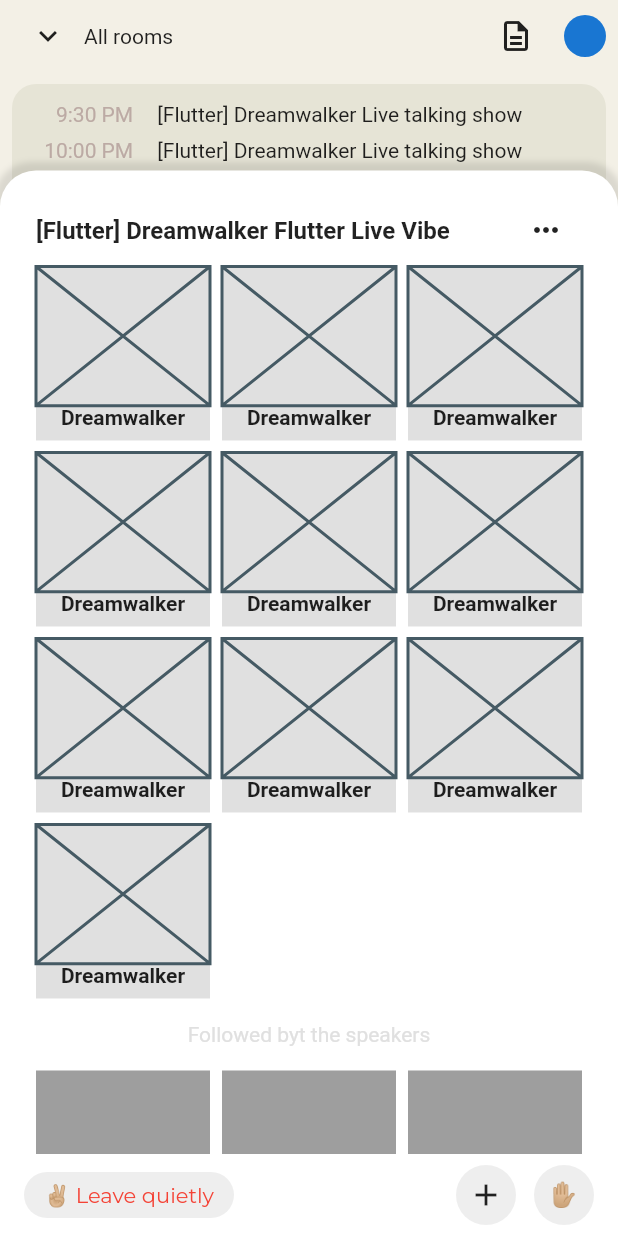
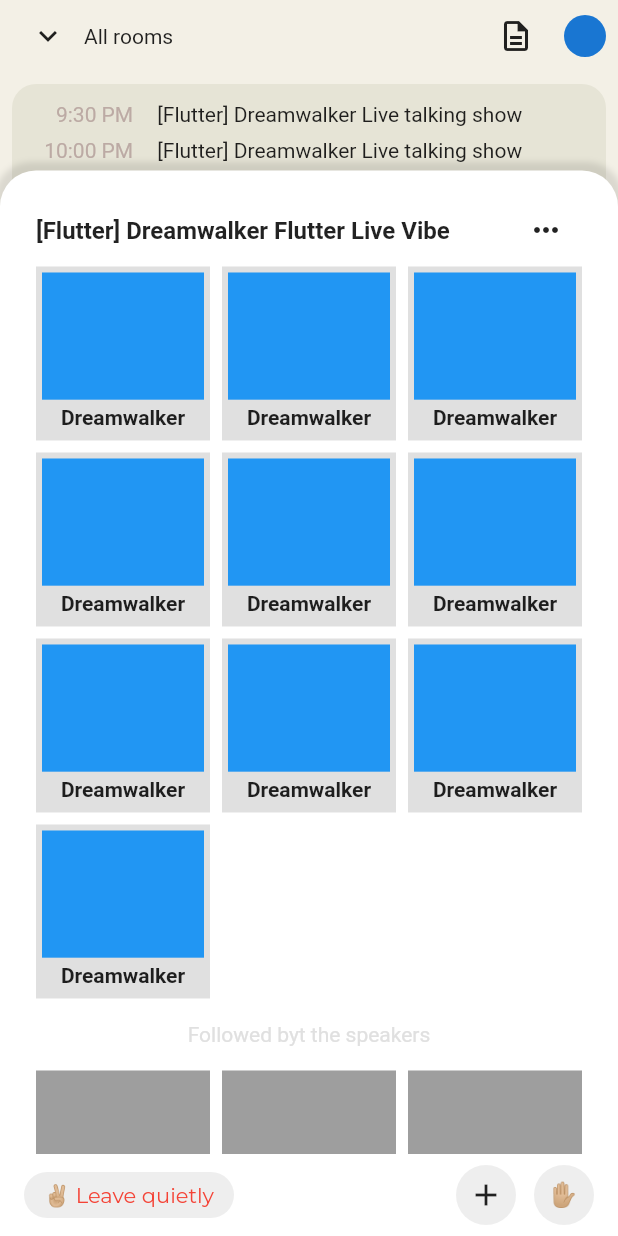
Before and after one commit to JAICHANGPARK/flutter_notebook_11th_story, a Flutter app: the screen it shows after launch, after a tap on the "apps" icon, after a tap on "+632", on a phone screen of 412 x 824 dp. Run offline on Flutter 3.47's test engine with Material 2 defaults, Android fonts, the phone set to English and light mode, and no system bars; drawn by our look-alikes of flutter_inner_drawer, flutter_slidable; our stand-ins replace backdrop, badges, google_fonts.

Commit message:
Update clubhouse_home_page.dart

```diff
--- a/lib/ep701_clubhouse/ui/clubhouse_home_page.dart
+++ b/lib/ep701_clubhouse/ui/clubhouse_home_page.dart
@@ -140,7 +140,19 @@ class _ClubhouseHomePageState extends State<ClubhouseHomePage> {
                                             children: [
                                               Expanded(
                                                 flex: 8,
-                                                  child: Placeholder()),
+                                                  child: Stack(
+                                                    children: [
+                                                      Positioned(child: Container(
+                                                        decoration: BoxDecoration(
+                                                          color: Colors.blue
+                                                        ),
+                                                      ),
+                                                      left: 4,
+                                                      top: 4,
+                                                      right: 4,
+                                                      bottom: 4,)
+                                                    ],
+                                                  )),
                                               Expanded(
                                                   flex: 2,
                                                   child: Text("Dreamwalker", style: TextStyle(
```
